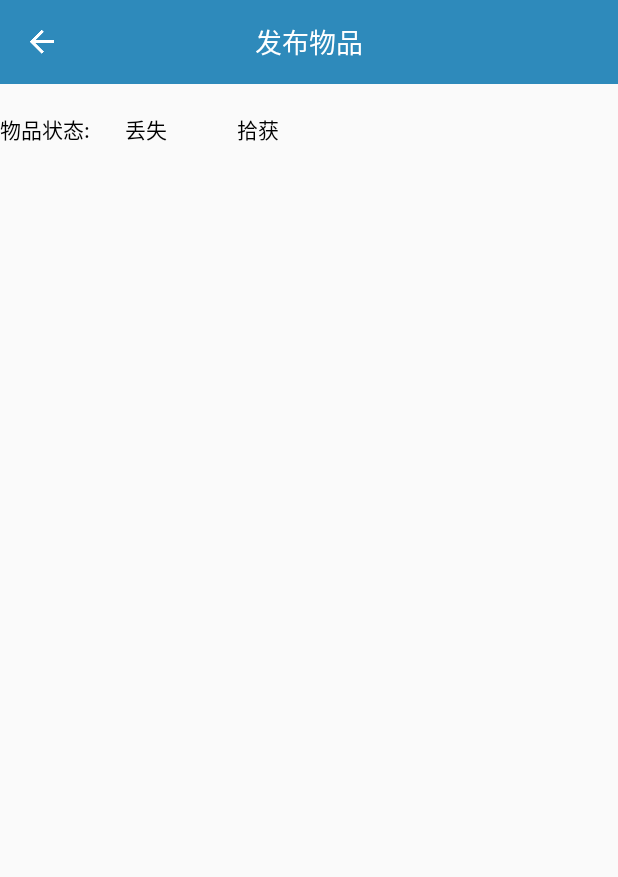
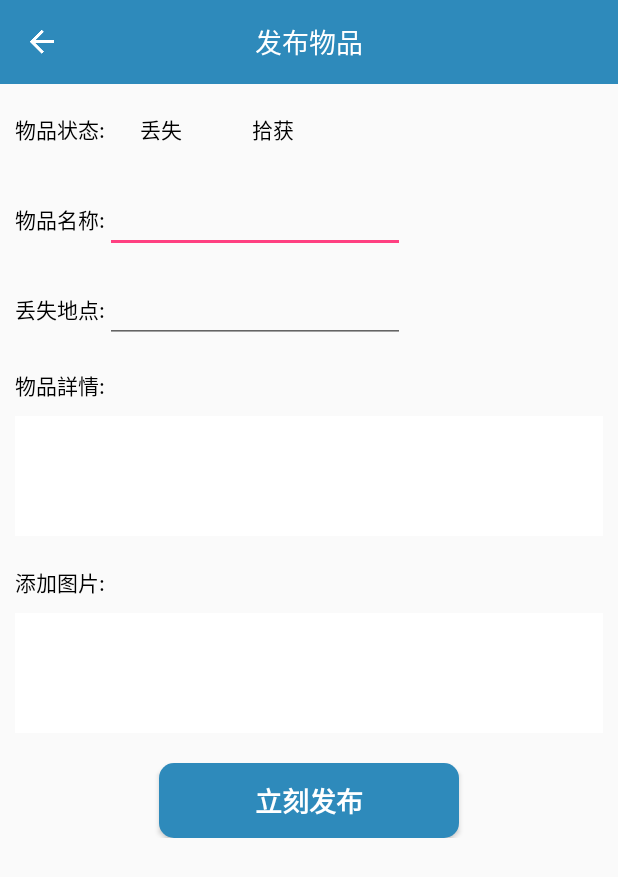
Before and after one commit to qq1766346508/NoLost, an Android app: the PublishActivity screen opened directly, with no data from a screen before it, on a phone screen of 412 x 824 dp. Shown: the top 877 px of the screen. Run offline under Robolectric (Android 15) with nearby library versions, the phone set to English and light mode, and no system bars.

Commit message:
发布页UI

```diff
--- a/app/build.gradle
+++ b/app/build.gradle
@@ -46,9 +46,9 @@ dependencies {
     androidTestImplementation 'com.android.support.test.espresso:espresso-core:3.0.1'
     implementation 'de.hdodenhof:circleimageview:2.2.0'
     implementation "org.jetbrains.kotlin:kotlin-stdlib-jdk7:$kotlin_version"
-    implementation 'com.github.bumptech.glide:glide:4.5.0'
+    implementation 'com.github.bumptech.glide:glide:4.8.0'
     implementation 'com.squareup.retrofit2:retrofit:2.5.0'
-    kapt 'com.github.bumptech.glide:compiler:4.5.0'
+    kapt 'com.github.bumptech.glide:compiler:4.8.0'
 
     implementation 'cn.bmob.android:bmob-sdk:3.6.8-rc4'
     implementation "io.reactivex.rxjava2:rxjava:2.2.2"
--- a/app/src/main/java/com/example/vivic/nolost/Lost/GoodsAdapter.java
+++ b/app/src/main/java/com/example/vivic/nolost/Lost/GoodsAdapter.java
@@ -25,7 +25,7 @@ public class GoodsAdapter extends RecyclerView.Adapter<GoodsAdapter.GoodsViewHol
 
     public GoodsAdapter(List<Goods> goodsList, Context context) {
         this.context = context;
-        if (goodsList.size() == 0) {
+        if (goodsList == null) {
             this.goodsList = new ArrayList<>();
         } else {
             this.goodsList = goodsList;
--- /dev/null
+++ b/app/src/main/res/drawable/bg_btn_publish.xml
@@ -0,0 +1,6 @@
+<?xml version="1.0" encoding="utf-8"?>
+<shape xmlns:android="http://schemas.android.com/apk/res/android">
+    <corners android:radius="10dp"/>
+    <solid android:color="@color/standard_color"/>
+
+</shape>
--- a/app/src/main/res/layout/activity_publish.xml
+++ b/app/src/main/res/layout/activity_publish.xml
@@ -1,6 +1,10 @@
 <?xml version="1.0" encoding="utf-8"?>
-<LinearLayout xmlns:android="http://schemas.android.com/apk/res/android"
+<android.support.v4.widget.NestedScrollView xmlns:android="http://schemas.android.com/apk/res/android"
     xmlns:tools="http://schemas.android.com/tools"
+    android:layout_width="match_parent"
+    android:layout_height="match_parent">
+
+    <LinearLayout
         android:layout_width="match_parent"
         android:layout_height="match_parent"
         android:orientation="vertical"
@@ -28,24 +32,22 @@
                 android:textSize="18sp" />
         </FrameLayout>
 
-    <RelativeLayout
+        <LinearLayout
             android:layout_width="match_parent"
-        android:layout_height="60dp">
+            android:layout_height="60dp"
+            android:gravity="center_vertical"
+            android:paddingStart="10dp">
 
             <TextView
                 android:id="@+id/tv_publish_status"
                 android:layout_width="wrap_content"
                 android:layout_height="wrap_content"
-            android:layout_centerVertical="true"
                 android:text="物品状态:"
-            android:textColor="#000"
-            android:textSize="14sp" />
+                android:textColor="#000" />
 
             <RadioGroup
                 android:layout_width="150dp"
                 android:layout_height="wrap_content"
-            android:layout_centerVertical="true"
-            android:layout_toEndOf="@+id/tv_publish_status"
                 android:orientation="horizontal">
 
                 <RadioButton
@@ -62,10 +64,99 @@
                     android:layout_weight="1"
                     android:text="拾获" />
             </RadioGroup>
-    </RelativeLayout>
+        </LinearLayout>
 
-    <RelativeLayout
+        <LinearLayout
             android:layout_width="match_parent"
-        android:layout_height="60dp"></RelativeLayout>
+            android:layout_height="60dp"
+            android:gravity="center_vertical"
+            android:paddingStart="10dp">
+
+            <TextView
+                android:layout_width="wrap_content"
+                android:layout_height="wrap_content"
+                android:layout_centerVertical="true"
+                android:text="物品名称:"
+                android:textColor="#000"
+                android:textSize="14sp" />
+
+            <android.support.design.widget.TextInputEditText
+                android:layout_width="200dp"
+                android:layout_height="wrap_content" />
+        </LinearLayout>
+
+        <LinearLayout
+            android:layout_width="match_parent"
+            android:layout_height="60dp"
+            android:gravity="center_vertical"
+            android:paddingStart="10dp">
+
+            <TextView
+                android:layout_width="wrap_content"
+                android:layout_height="wrap_content"
+                android:layout_centerVertical="true"
+                android:text="丢失地点:"
+                android:textColor="#000"
+                android:textSize="14sp" />
+
+            <android.support.design.widget.TextInputEditText
+                android:layout_width="200dp"
+                android:layout_height="wrap_content" />
+        </LinearLayout>
+
+        <LinearLayout
+            android:layout_width="match_parent"
+            android:layout_height="wrap_content"
+            android:orientation="vertical"
+            android:padding="10dp">
+
+            <TextView
+                android:layout_width="wrap_content"
+                android:layout_height="wrap_content"
+                android:layout_centerVertical="true"
+                android:layout_marginBottom="10dp"
+                android:text="物品詳情:"
+                android:textColor="#000"
+                android:textSize="14sp" />
+
+            <android.support.design.widget.TextInputEditText
+                android:layout_width="match_parent"
+                android:layout_height="80dp"
+                android:background="#fff" />
+        </LinearLayout>
+
+        <LinearLayout
+            android:layout_width="match_parent"
+            android:layout_height="wrap_content"
+            android:orientation="vertical"
+            android:padding="10dp">
+
+            <TextView
+                android:layout_width="wrap_content"
+                android:layout_height="wrap_content"
+                android:layout_centerVertical="true"
+                android:layout_marginBottom="10dp"
+                android:text="添加图片:"
+                android:textColor="#000"
+                android:textSize="14sp" />
+
+            <android.support.design.widget.TextInputEditText
+                android:layout_width="match_parent"
+                android:layout_height="80dp"
+                android:background="#fff" />
+        </LinearLayout>
+
+        <Button
+            android:id="@+id/btn_publish"
+            android:layout_width="200dp"
+            android:layout_height="50dp"
+            android:layout_gravity="center"
+            android:layout_marginTop="10dp"
+            android:background="@drawable/bg_btn_publish"
+            android:text="立刻发布"
+            android:textColor="#fff"
+            android:textSize="18dp"
+            android:textStyle="bold" />
 
     </LinearLayout>
+</android.support.v4.widget.NestedScrollView>
--- a/build.gradle
+++ b/build.gradle
@@ -18,9 +18,9 @@ buildscript {
 
 allprojects {
     repositories {
-        mavenCentral()
         google()
         jcenter()
+        mavenCentral()
         maven { url "https://raw.github.com/bmob/bmob-android-sdk/master" }
     }
 }
```
Also changed, not shown: app/src/main/res/mipmap-xxhdpi/ic_launcher.png (deleted), app/src/main/res/mipmap-xxhdpi/ic_launcher_round.png (deleted). Lines whose indentation alone changed are shown as unchanged.
